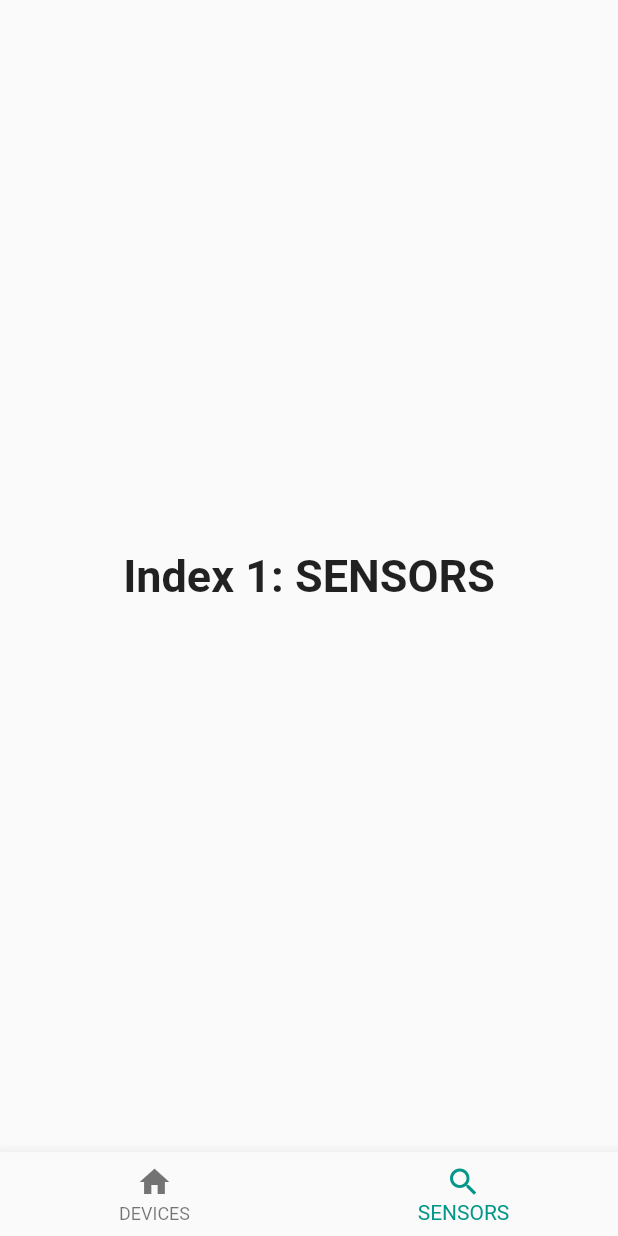
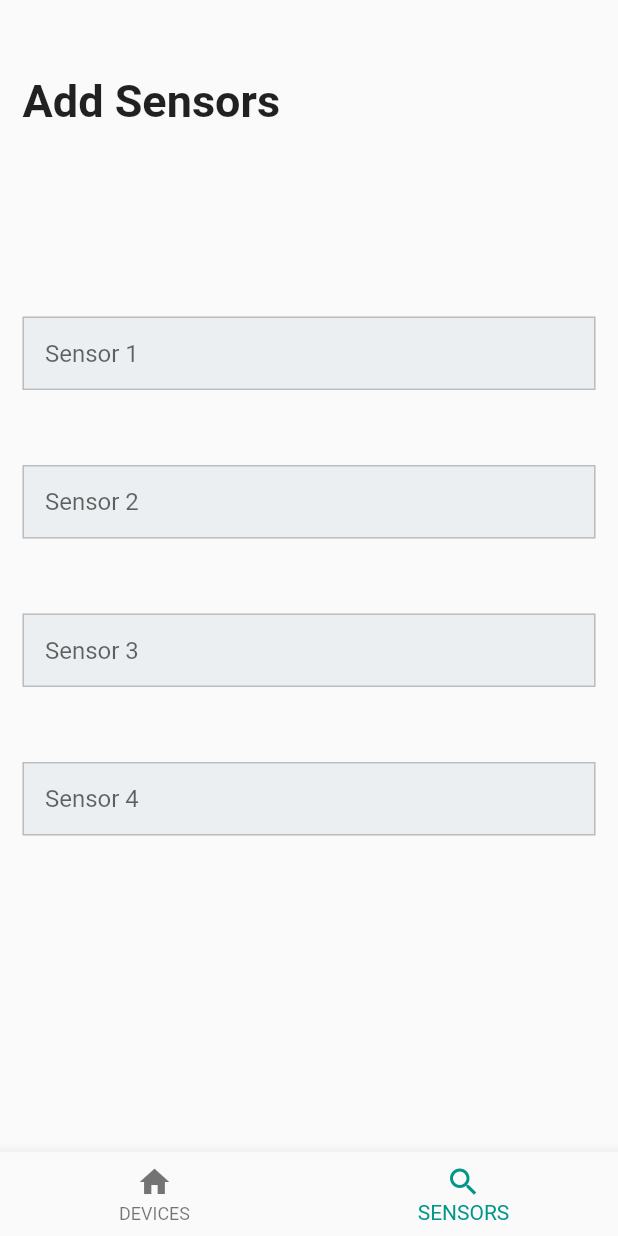
Before and after one commit to rutanshuj/ArionMobileApp, a Flutter app: the AddPage screen opened directly, item 2 of the bottom bar chosen, on a phone screen of 412 x 824 dp. Run offline on Flutter 3.47's test engine with Material 2 defaults, Android fonts, the phone set to English and light mode, and no system bars; missing offline and left inert: barcode_scan.

Commit message:
Arion App

```diff
--- a/lib/screens/Scan.dart
+++ b/lib/screens/Scan.dart
@@ -8,6 +8,17 @@ class Scan extends StatefulWidget {
 }
 
 class ScanState extends State<Scan> {
+
+  @override
+  void initState(){
+    super.initState();
+  }
+
+  @override
+  Widget build(BuildContext context) {
+    return Container();
+  }
+
   String result = "Hey There !";
   Future scanQR() async{
     try{
@@ -35,9 +46,4 @@ class ScanState extends State<Scan> {
       });
     }
   }
-
-  @override
-  Widget build(BuildContext context) {
-    return Container();
-  }
 }
--- a/lib/screens/add.dart
+++ b/lib/screens/add.dart
@@ -44,9 +44,101 @@ class AddPageState extends State<AddPage>{
       ),
       floatingActionButtonLocation: FloatingActionButtonLocation.centerFloat,
     ),
-    Text(
-      'Index 1: SENSORS',
-      style: optionStyle,
+    Scaffold(
+      body: Stack(
+        children: <Widget>[
+          Container(
+              padding: const EdgeInsets.fromLTRB(15, 30, 0, 0),
+              child: Text(
+                "Add Sensors",
+                style: TextStyle(
+                  fontSize: 30,
+                  height: 2,
+                  fontWeight: FontWeight.bold,
+                ),
+              )
+          ),
+          Form(
+            child: Container(
+              padding: const EdgeInsets.all(15),
+              width: double.infinity,
+              child: Column(
+                mainAxisAlignment: MainAxisAlignment.center,
+                crossAxisAlignment: CrossAxisAlignment.center,
+                children: <Widget>[
+                  TextField(
+                    decoration: InputDecoration(
+                      filled: true,
+                      fillColor: Color(0xFFeceff1),
+                      hintText: 'Sensor 1',
+                      contentPadding: const EdgeInsets.all(15.0),
+                      enabledBorder: OutlineInputBorder(
+                          borderRadius: BorderRadius.circular(0),
+                          borderSide: BorderSide(color: Color(0xFFbdbdbd))
+                      ),
+                      focusedBorder: UnderlineInputBorder(
+                        borderSide: BorderSide(color: Colors.white),
+                        borderRadius: BorderRadius.circular(0),
+                      ),
+                    ),
+                  ),
+                  SizedBox(height: 50.0),
+                  TextField(
+                    decoration: InputDecoration(
+                      filled: true,
+                      fillColor: Color(0xFFeceff1),
+                      hintText: 'Sensor 2',
+                      contentPadding: const EdgeInsets.all(15.0),
+                      enabledBorder: OutlineInputBorder(
+                          borderRadius: BorderRadius.circular(0),
+                          borderSide: BorderSide(color: Color(0xFFbdbdbd))
+                      ),
+                      focusedBorder: UnderlineInputBorder(
+                        borderSide: BorderSide(color: Colors.white),
+                        borderRadius: BorderRadius.circular(0),
+                      ),
+                    ),
+                  ),
+                  SizedBox(height: 50.0,),
+                  TextField(
+                    decoration: InputDecoration(
+                      filled: true,
+                      fillColor: Color(0xFFeceff1),
+                      hintText: 'Sensor 3',
+                      contentPadding: const EdgeInsets.all(15.0),
+                      enabledBorder: OutlineInputBorder(
+                          borderRadius: BorderRadius.circular(0),
+                          borderSide: BorderSide(color: Color(0xFFbdbdbd))
+                      ),
+                      focusedBorder: UnderlineInputBorder(
+                        borderSide: BorderSide(color: Colors.white),
+                        borderRadius: BorderRadius.circular(0),
+                      ),
+                    ),
+                  ),
+                  SizedBox(height: 50.0,),
+                  TextField(
+                    decoration: InputDecoration(
+                      filled: true,
+                      fillColor: Color(0xFFeceff1),
+                      hintText: 'Sensor 4',
+                      contentPadding: const EdgeInsets.all(15.0),
+                      enabledBorder: OutlineInputBorder(
+                          borderRadius: BorderRadius.circular(0),
+                          borderSide: BorderSide(color: Color(0xFFbdbdbd))
+                      ),
+                      focusedBorder: UnderlineInputBorder(
+                        borderSide: BorderSide(color: Colors.white),
+                        borderRadius: BorderRadius.circular(0),
+                      ),
+                    ),
+                  )
+                ],
+              ),
+            )
+          ),
+        ],
+      ),
     )
   ];
 
```
